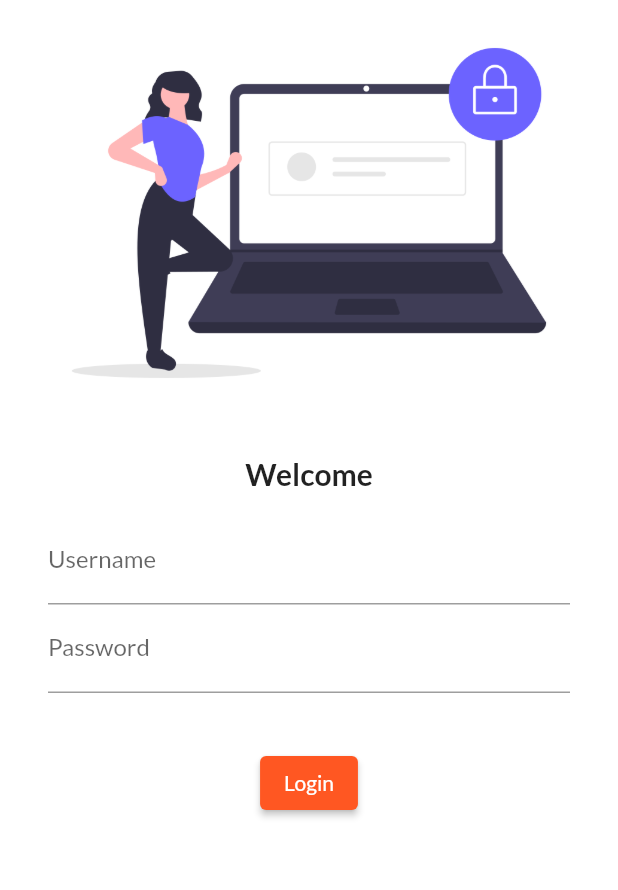
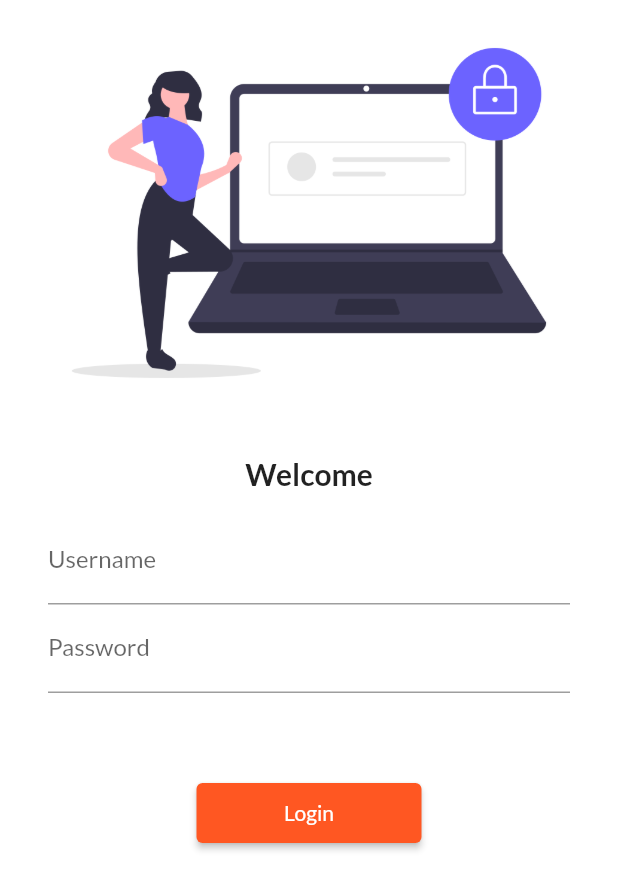
Before and after one commit to vaibhavpatil28/flutter_catalog, a Flutter app: the screen it shows after launch, on a phone screen of 412 x 824 dp. Shown: the top 890 px of the screen. Run offline on Flutter 3.47's test engine with Material 2 defaults, Android fonts, the phone set to English and light mode, and no system bars; our stand-ins replace google_fonts.

```diff
--- a/lib/main.dart
+++ b/lib/main.dart
@@ -1,6 +1,7 @@
 import 'package:flutter/material.dart';
 import 'package:flutter_catalog/pages/home_page.dart';
 import 'package:flutter_catalog/pages/login_page.dart';
+import 'package:flutter_catalog/utils/routes.dart';
 import 'package:google_fonts/google_fonts.dart';
 
 void main() {
@@ -26,8 +27,8 @@ class MyApp extends StatelessWidget {
         initialRoute: '/',
         routes: {
           "/": (context) => LoginPage(),
-          "/home": (context) => HomePage(),
-          "/login": (context) => LoginPage(),
+          MyRoutes.homeRoute: (context) => HomePage(),
+          MyRoutes.loginRoute: (context) => LoginPage(),
         },
     );
   }
--- a/lib/pages/login_page.dart
+++ b/lib/pages/login_page.dart
@@ -1,15 +1,18 @@
 import 'package:flutter/material.dart';
+import 'package:flutter_catalog/utils/routes.dart';
 
 class LoginPage extends StatelessWidget {
   @override
   Widget build(BuildContext context) {
     return Material(
         color: Colors.white,
+        child: SingleChildScrollView(
           child: Column(
             children: [
               Image.asset(
                 "assets/images/undraw_secure_login_pdn4.png",
                 fit: BoxFit.cover,
+                // height: 800,
               ),
               const SizedBox(height: 20),
               const Text(
@@ -39,15 +42,16 @@ class LoginPage extends StatelessWidget {
                   ],
                 ),
               ),
-            const SizedBox(height: 20),
+              const SizedBox(height: 40),
               ElevatedButton(
-              style: TextButton.styleFrom(),
+                style: TextButton.styleFrom(minimumSize: Size(150, 40)),
                 onPressed: () {
-                print("Hi login clicked!!!!!!!!!!!");
+                  Navigator.pushNamed(context, MyRoutes.homeRoute);
                 },
                 child: const Text('Login')
                 )
             ],
+          ),
         ));
   }
 }
--- /dev/null
+++ b/lib/utils/routes.dart
@@ -0,0 +1,4 @@
+class MyRoutes {
+  static String loginRoute = "/login";
+  static String homeRoute = "/home";
+}
--- a/pubspec.yaml
+++ b/pubspec.yaml
@@ -15,7 +15,7 @@ publish_to: 'none' # Remove this line if you wish to publish to pub.dev
 # In iOS, build-name is used as CFBundleShortVersionString while build-number used as CFBundleVersion.
 # Read more about iOS versioning at
 # https://developer.apple.com/library/archive/documentation/General/Reference/InfoPlistKeyReference/Articles/CoreFoundationKeys.html
-version: 1.0.0+1
+version: 1.0.0+2
 
 environment:
   sdk: ">=2.17.3 <3.0.0"
```
Lines whose indentation alone changed are shown as unchanged.
